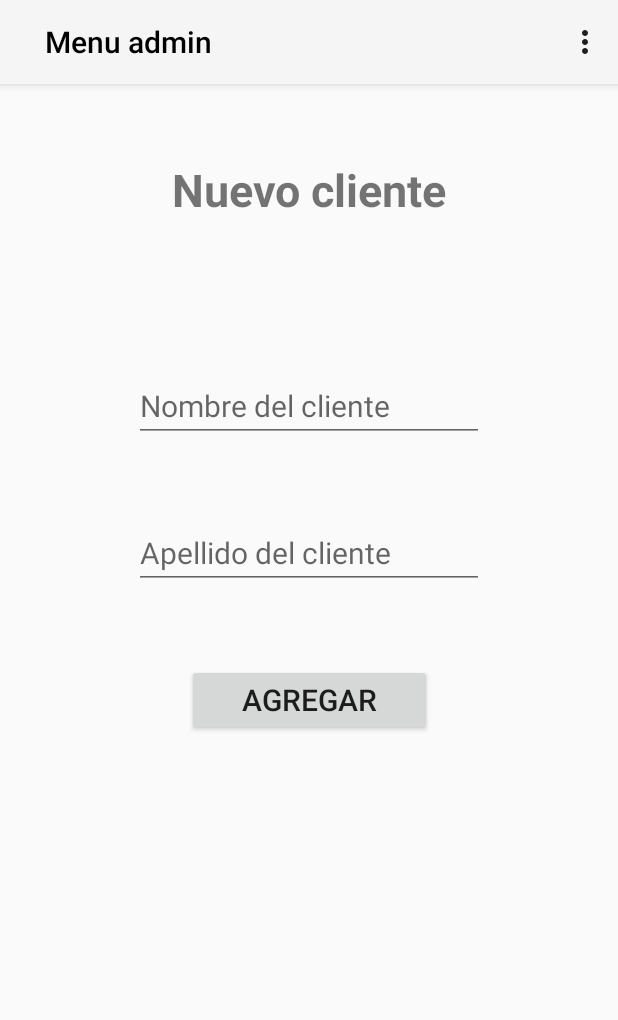
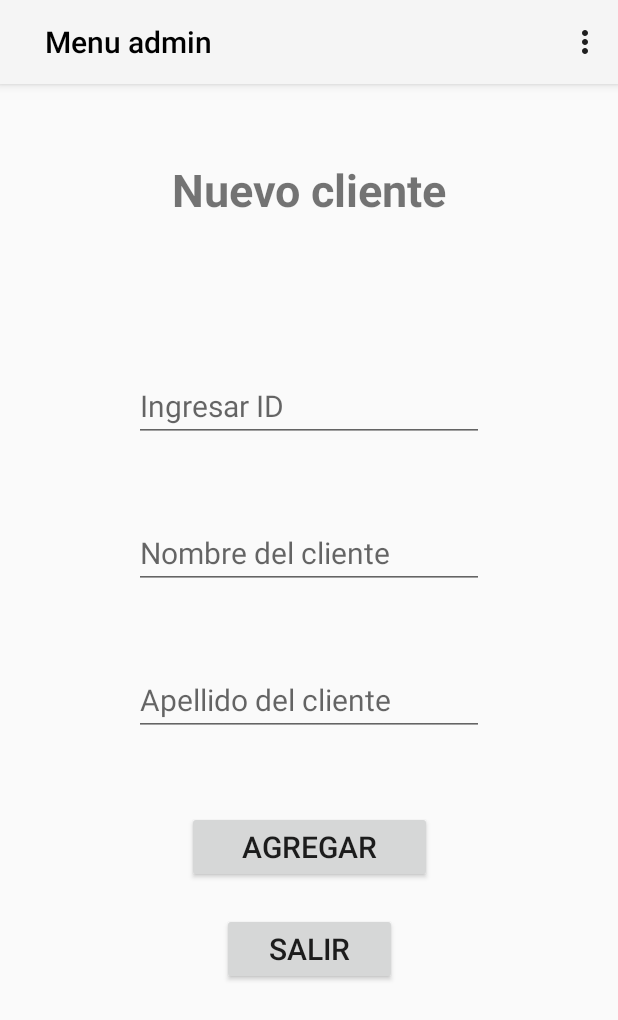
Before and after one commit to gasToledo/TP2-Empresa-Telefonica-Android, an Android app: the AgregarClienteFragment screen opened through its navigation route, on a phone screen of 412 x 824 dp. Shown: the top 1020 px of the screen. Run offline under Robolectric (Android 15) with nearby library versions, the phone set to English and light mode, and no system bars.

Commit message:
Cambios en condicionales de los fragmentos QuitarClienteFragment.kt y AgregarClienteFragment.kt

```diff
--- a/TP2EmpresaTelefonica/app/src/main/java/com/example/tp2empresatelefonica/interfaz/fragments/QuitarClienteFragment.kt
+++ b/TP2EmpresaTelefonica/app/src/main/java/com/example/tp2empresatelefonica/interfaz/fragments/QuitarClienteFragment.kt
@@ -36,6 +36,10 @@ class QuitarClienteFragment : Fragment() {
             if(quitarCliente(binding.quitarClienteId.text.toString(), binding.quitarClienteNombre.text.toString())){
                 navController.navigate(R.id.action_quitarClienteFragment_to_menuAdmin)
             }
+            else if (binding.quitarClienteId.text.isNullOrEmpty() || binding.quitarClienteNombre.text.isNullOrEmpty()) {
+
+                Toast.makeText(binding.root.context, "Ingrese datos validos porfavor.", Toast.LENGTH_SHORT).show()
+            }
         }
 
         binding.quitarClienteButtonSalir.setOnClickListener {
--- a/TP2EmpresaTelefonica/app/src/main/res/layout/fragment_agregar_cliente.xml
+++ b/TP2EmpresaTelefonica/app/src/main/res/layout/fragment_agregar_cliente.xml
@@ -34,6 +34,19 @@
         app:layout_constraintTop_toBottomOf="@+id/agregarClienteTitulo"
         app:layout_constraintBottom_toTopOf="@+id/agregarClienteButton"
         >
+
+
+        <EditText
+            android:layout_width="wrap_content"
+            android:layout_height="wrap_content"
+            android:id="@+id/agregarClienteId"
+            android:hint="@string/ingresar_id"
+            android:textSize="20sp"
+            android:ems="10"
+            android:layout_marginTop="50dp"
+            android:autofillHints="username"
+            android:inputType="text"
+            />
 
         <EditText
             android:layout_width="wrap_content"
@@ -73,4 +86,18 @@
         app:layout_constraintStart_toStartOf="parent"
         app:layout_constraintEnd_toEndOf="parent"/>
 
+    <Button
+        android:layout_width="wrap_content"
+        android:layout_height="wrap_content"
+        android:id="@+id/agregarClienteButtonSalir"
+        android:text="@string/salir"
+        android:textSize="20sp"
+        android:ems="5"
+        android:layout_marginTop="20dp"
+
+        app:layout_constraintEnd_toEndOf="parent"
+        app:layout_constraintStart_toStartOf="parent"
+
+        app:layout_constraintTop_toBottomOf="@+id/agregarClienteButton"
+        />
 </androidx.constraintlayout.widget.ConstraintLayout>
```
Also changed, not shown: TP2EmpresaTelefonica/app/src/main/java/com/example/tp2empresatelefonica/interfaz/fragments/AgregarClienteFragment.kt (+30 -3 lines).
